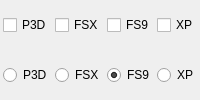
Before: the Qt Designer form src/blackgui/components/simulatorselector.ui in swift-project/pilotclient, drawn with Qt 5.
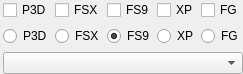
After: the same form once the commit is applied.

Commit message:
Ref T430, added FG simulator selector support
* FG can be disabled (normal scenarios)
* added combobox mode as well, as too many radio buttons are too wide, will gradually change to combobox in some UI scenarios

The edit to the form file:
```diff
--- a/src/blackgui/components/simulatorselector.ui
+++ b/src/blackgui/components/simulatorselector.ui
@@ -2,13 +2,18 @@
 <ui version="4.0">
  <class>CSimulatorSelector</class>
  <widget class="QFrame" name="CSimulatorSelector">
+  <property name="geometry">
+   <rect>
+    <x>0</x>
+    <y>0</y>
+    <width>188</width>
+    <height>66</height>
+   </rect>
+  </property>
   <property name="windowTitle">
    <string>Simulator selector</string>
   </property>
   <layout class="QVBoxLayout" name="vl_SimulatorSelector">
-   <property name="spacing">
-    <number>0</number>
-   </property>
    <property name="leftMargin">
     <number>0</number>
    </property>
@@ -70,6 +75,19 @@
         </property>
        </widget>
       </item>
+      <item>
+       <widget class="QCheckBox" name="cb_FG">
+        <property name="toolTip">
+         <string>FlightGear</string>
+        </property>
+        <property name="whatsThis">
+         <string>FlightGear</string>
+        </property>
+        <property name="text">
+         <string>FG</string>
+        </property>
+       </widget>
+      </item>
      </layout>
     </widget>
    </item>
@@ -128,6 +146,43 @@
         </property>
        </widget>
       </item>
+      <item>
+       <widget class="QRadioButton" name="rb_FG">
+        <property name="toolTip">
+         <string>FlightGear</string>
+        </property>
+        <property name="whatsThis">
+         <string>FlightGear</string>
+        </property>
+        <property name="text">
+         <string>FG</string>
+        </property>
+       </widget>
+      </item>
+     </layout>
+    </widget>
+   </item>
+   <item>
+    <widget class="QWidget" name="wi_ComboBox" native="true">
+     <layout class="QVBoxLayout" name="vl_ComboBox">
+      <property name="spacing">
+       <number>3</number>
+      </property>
+      <property name="leftMargin">
+       <number>3</number>
+      </property>
+      <property name="topMargin">
+       <number>0</number>
+      </property>
+      <property name="rightMargin">
+       <number>0</number>
+      </property>
+      <property name="bottomMargin">
+       <number>0</number>
+      </property>
+      <item>
+       <widget class="QComboBox" name="cb_Simulators"/>
+      </item>
      </layout>
     </widget>
    </item>
```
Left out of the diff: 13 changed lines with no effect on the pictures. The commit also changes 2 other files.
